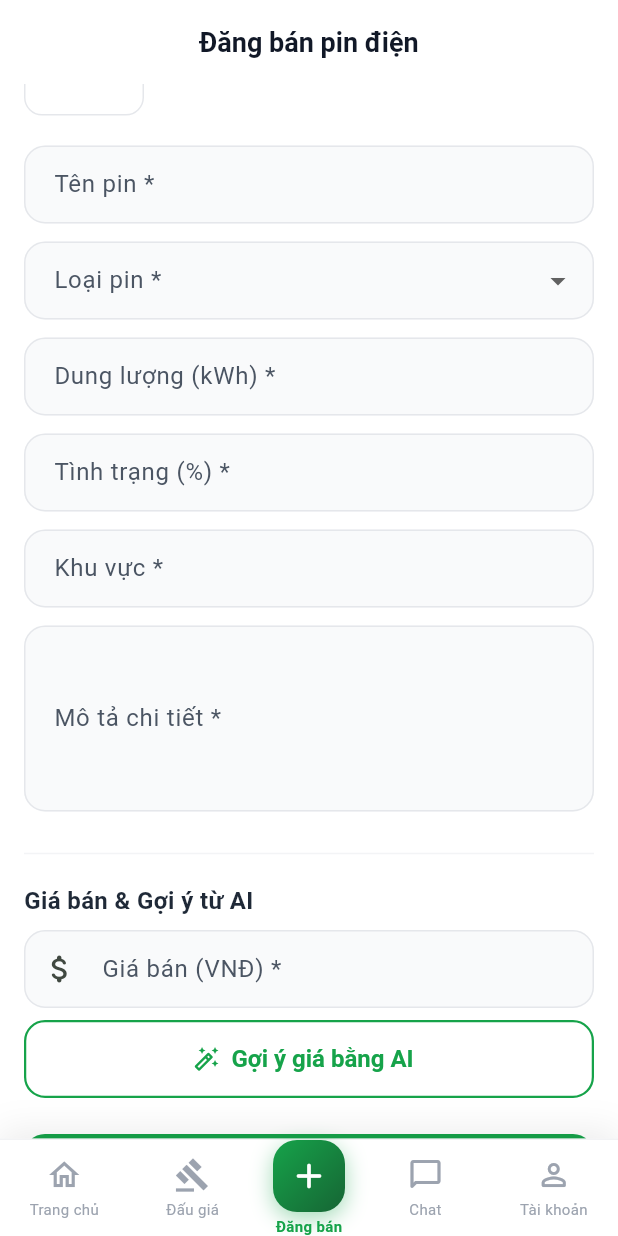
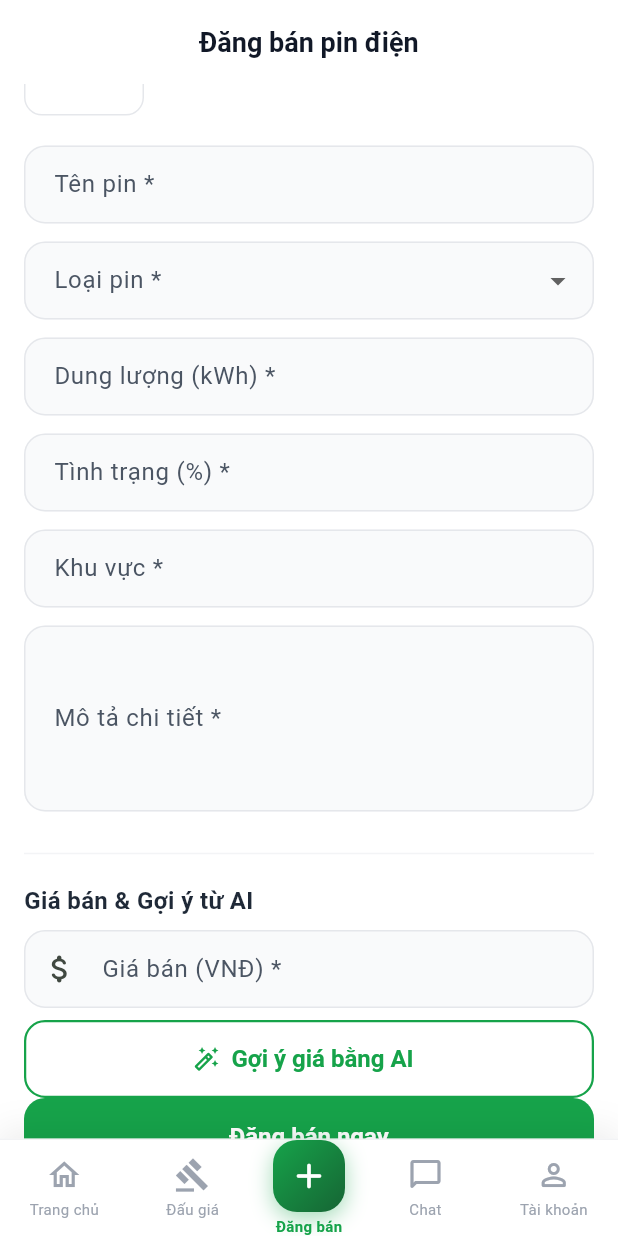
Before and after one commit to hoangtruong01/ev-resale-platform, a Flutter app: the SellBatteryScreen screen opened by its route, scrolled down 192 dp, on a phone screen of 412 x 824 dp. Run offline on Flutter 3.47's test engine with Material 3 defaults, Android fonts, the phone set to English and light mode, and no system bars; our stand-ins replace cached_network_image, dio, fl_chart, flutter_dotenv, flutter_riverpod, flutter_secure_storage and 6 more; accounts and stored records are empty; network calls fail; Roboto replaces fonts that are missing (BeVietnamPro).

Commit message:
fix(mobile): resolve compile error in battery details and fix obscured sell submit buttons

```diff
--- a/mobile/lib/features/accessories/screens/sell_accessory_screen.dart
+++ b/mobile/lib/features/accessories/screens/sell_accessory_screen.dart
@@ -303,6 +303,7 @@ class _SellAccessoryScreenState extends ConsumerState<SellAccessoryScreen> {
                   child: Text(_isSubmitting ? 'Đang đăng tin...' : 'Đăng bán ngay'),
                 ),
               ),
+              const SizedBox(height: 80), // Spacing for bottom navigation bar
             ],
           ),
         ),
--- a/mobile/lib/features/batteries/screens/battery_detail_screen.dart
+++ b/mobile/lib/features/batteries/screens/battery_detail_screen.dart
@@ -8,6 +8,7 @@ import '../../../widgets/app_network_image.dart';
 import '../../../core/utils/app_utils.dart';
 import '../../../features/auth/providers/auth_provider.dart';
 import 'package:percent_indicator/percent_indicator.dart';
+import '../../../core/network/dio_client.dart';
 
 final batteryDetailProvider = FutureProvider.family<BatteryModel, String>((
   ref,
@@ -390,8 +391,6 @@ class _BatteryDetailScreenState extends ConsumerState<BatteryDetailScreen> {
   }
 }
 
-import '../../../core/network/dio_client.dart';
-
 class _BottomBar extends ConsumerWidget {
   final BatteryModel battery;
   final String? currentUserId;
--- a/mobile/lib/features/batteries/screens/sell_battery_screen.dart
+++ b/mobile/lib/features/batteries/screens/sell_battery_screen.dart
@@ -380,8 +380,6 @@ class _SellBatteryScreenState extends ConsumerState<SellBatteryScreen> {
                   ),
                 ),
               ],
-              const SizedBox(height: 24),
-
               // 4. Submit button
               SizedBox(
                 width: double.infinity,
@@ -390,6 +388,7 @@ class _SellBatteryScreenState extends ConsumerState<SellBatteryScreen> {
                   child: Text(_isSubmitting ? 'Đang đăng tin...' : 'Đăng bán ngay'),
                 ),
               ),
+              const SizedBox(height: 80), // Spacing for bottom navigation bar
             ],
           ),
         ),
--- a/mobile/lib/features/vehicles/screens/sell_vehicle_screen.dart
+++ b/mobile/lib/features/vehicles/screens/sell_vehicle_screen.dart
@@ -429,6 +429,7 @@ class _SellVehicleScreenState extends ConsumerState<SellVehicleScreen> {
                   child: Text(_isSubmitting ? 'Đang đăng tin...' : 'Đăng bán ngay'),
                 ),
               ),
+              const SizedBox(height: 80), // Spacing for bottom navigation bar
             ],
           ),
         ),
```
Also changed, not shown: 1 other file.
